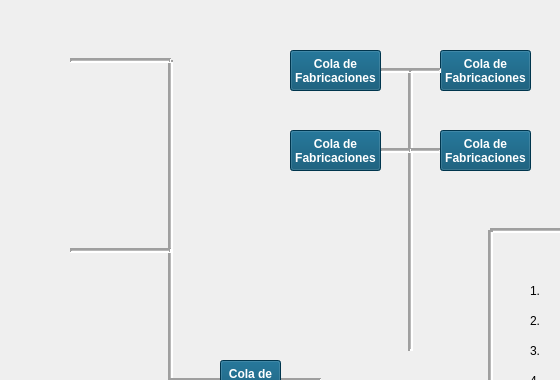
Qt form untitled/mainwindow.ui (javialroro/Proyecto1_ED) before a commit; both pictures show x 0 to 560 and y 0 to 380 of the 1522 by 769 pixel window.
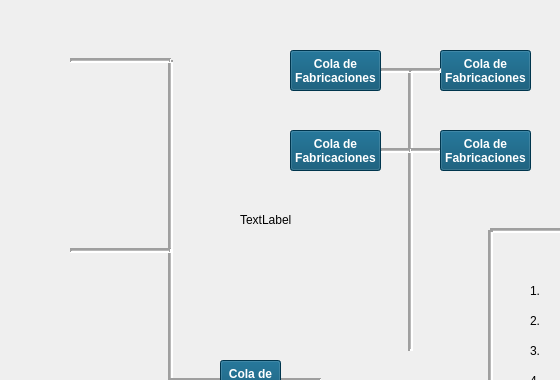
The same form after that commit. Icons and pictures are not drawn.

Diff of the .ui file:
```diff
--- a/untitled/mainwindow.ui
+++ b/untitled/mainwindow.ui
@@ -2389,6 +2389,19 @@
      <bool>true</bool>
     </property>
    </widget>
+   <widget class="QLabel" name="label">
+    <property name="geometry">
+     <rect>
+      <x>240</x>
+      <y>210</y>
+      <width>161</width>
+      <height>20</height>
+     </rect>
+    </property>
+    <property name="text">
+     <string>TextLabel</string>
+    </property>
+   </widget>
    <zorder>lineV08</zorder>
    <zorder>lineV07</zorder>
    <zorder>lblcliente1</zorder>
```
Left out of the diff: 1 changed line with no effect on the pictures.
